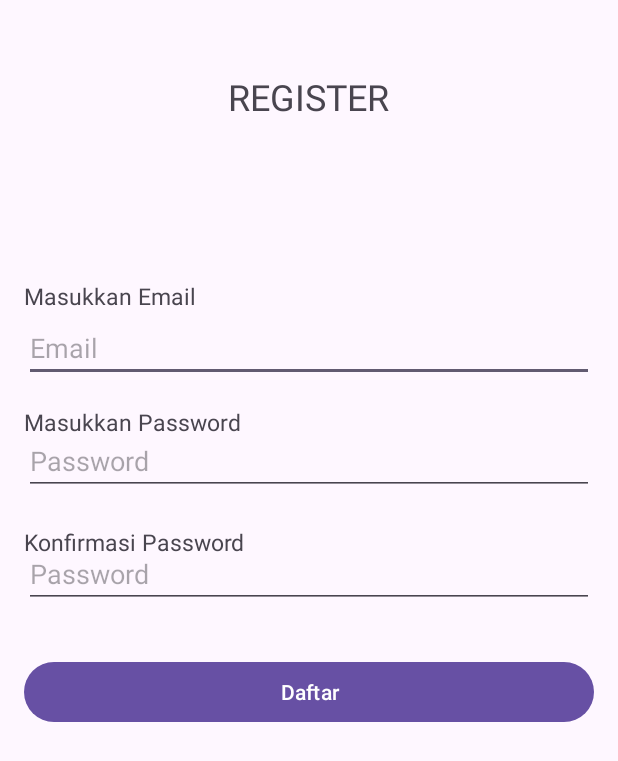
After one commit to elsabhuwana/TokemApp, an Android app: the layout activity_register.xml on its own in the app's theme, with its tools: preview values and no code run, on a phone screen of 412 x 824 dp. The commit adds this screen. Shown: the top 761 px of the screen. Run offline under Robolectric (Android 15) with nearby library versions, the phone set to English and light mode, and no system bars.

Commit message:
Membuat Halaman Login Membuat Halaman Register

```diff
--- /dev/null
+++ b/app/src/main/res/layout/activity_register.xml
@@ -0,0 +1,82 @@
+<?xml version="1.0" encoding="utf-8"?>
+<RelativeLayout
+    xmlns:android="http://schemas.android.com/apk/res/android"
+    xmlns:app="http://schemas.android.com/apk/res-auto"
+    xmlns:tools="http://schemas.android.com/tools"
+    android:layout_width="match_parent"
+    android:layout_height="match_parent"
+    android:padding="16dp"
+    tools:context=".RegisterActivity">
+
+    <TextView
+        android:id="@+id/textViewTitle"
+        android:layout_width="wrap_content"
+        android:layout_height="wrap_content"
+        android:layout_centerHorizontal="true"
+        android:layout_marginTop="32dp"
+        android:text="REGISTER"
+        android:textSize="24sp"/>
+
+    <TextView
+        android:id="@+id/textViewEmailHint"
+        android:layout_width="wrap_content"
+        android:layout_height="wrap_content"
+        android:layout_below="@id/textViewTitle"
+        android:layout_marginTop="106dp"
+        android:text="Masukkan Email"
+        android:textSize="15sp" />
+
+    <EditText
+        android:id="@+id/editTextEmail"
+        android:layout_width="match_parent"
+        android:layout_height="wrap_content"
+        android:layout_below="@id/textViewEmailHint"
+        android:layout_marginTop="1dp"
+        android:hint="Email"
+        android:inputType="text"/>
+
+    <TextView
+        android:id="@+id/textViewPasswordHint"
+        android:layout_width="wrap_content"
+        android:layout_height="wrap_content"
+        android:layout_below="@id/textViewTitle"
+        android:layout_marginTop="190dp"
+        android:text="Masukkan Password"
+        android:textSize="15sp" />
+
+    <EditText
+        android:id="@+id/editTextPassword"
+        android:layout_width="match_parent"
+        android:layout_height="wrap_content"
+        android:layout_below="@id/editTextEmail"
+        android:layout_marginTop="30dp"
+        android:hint="Password"
+        android:inputType="textPassword"/>
+
+    <TextView
+        android:id="@+id/textViewPasswordHint1"
+        android:layout_width="wrap_content"
+        android:layout_height="wrap_content"
+        android:layout_below="@id/textViewTitle"
+        android:layout_marginTop="270dp"
+        android:text="Konfirmasi Password"
+        android:textSize="15sp" />
+
+    <EditText
+        android:id="@+id/editTextConfirmPassword"
+        android:layout_width="match_parent"
+        android:layout_height="wrap_content"
+        android:layout_below="@id/editTextPassword"
+        android:layout_marginTop="30dp"
+        android:hint="Password"
+        android:inputType="textPassword"/>
+
+    <Button
+        android:id="@+id/buttonRegister"
+        android:layout_width="match_parent"
+        android:layout_height="wrap_content"
+        android:layout_below="@id/editTextConfirmPassword"
+        android:layout_marginTop="32dp"
+        android:text="Daftar"/>
+
+</RelativeLayout>
```
Also changed, not shown: app/src/main/java/com/example/tokemapp/LoginActivity.kt (+19 -9 lines), app/src/main/java/com/example/tokemapp/RegisterActivity.kt (added, +46 -0 lines).
